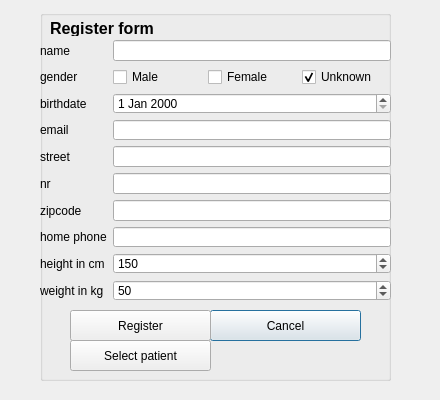
Above: screens/userdialog.ui from PCSchool/demonstrator before the change. Below: the same form after it.
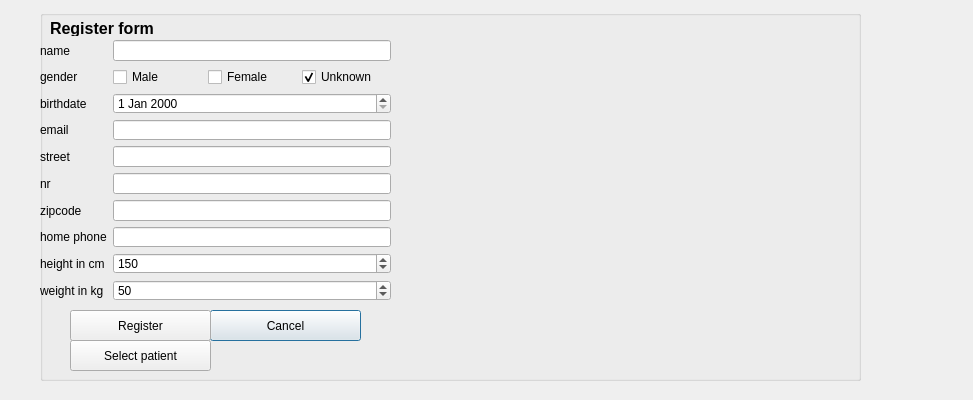
That is the form after the change.

Diff of the .ui file:
```diff
--- a/screens/userdialog.ui
+++ b/screens/userdialog.ui
@@ -6,7 +6,7 @@
    <rect>
     <x>0</x>
     <y>0</y>
-    <width>440</width>
+    <width>973</width>
     <height>400</height>
    </rect>
   </property>
@@ -24,7 +24,7 @@
     <rect>
      <x>40</x>
      <y>10</y>
-     <width>351</width>
+     <width>821</width>
      <height>371</height>
     </rect>
    </property>
@@ -232,7 +232,7 @@
      <rect>
       <x>10</x>
       <y>10</y>
-      <width>261</width>
+      <width>681</width>
       <height>16</height>
      </rect>
     </property>
```
